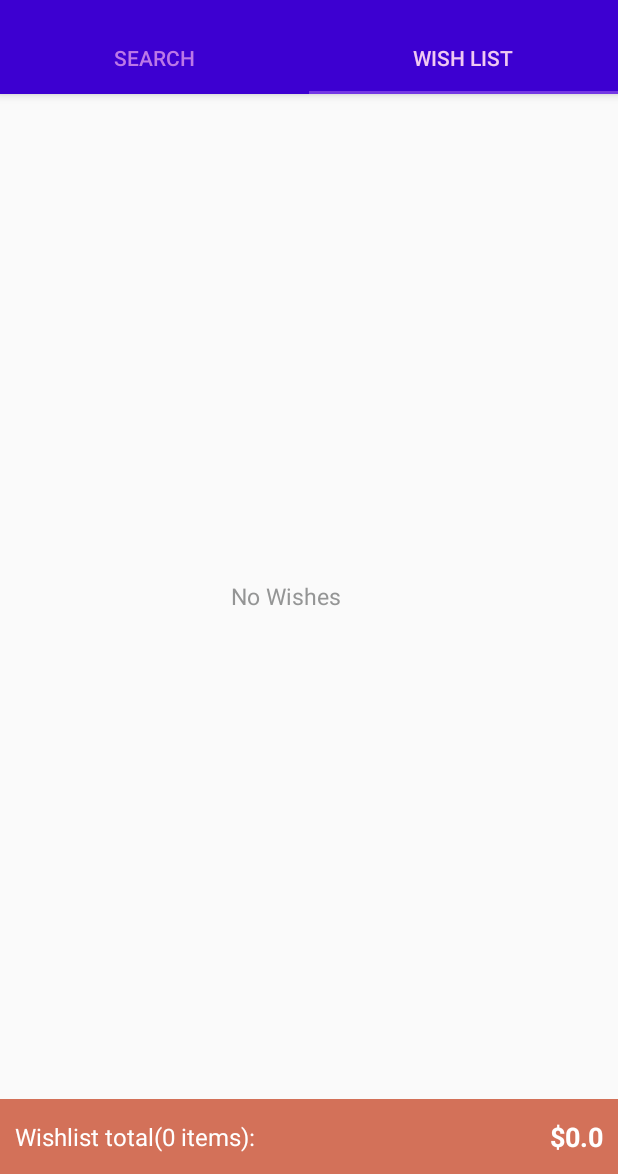
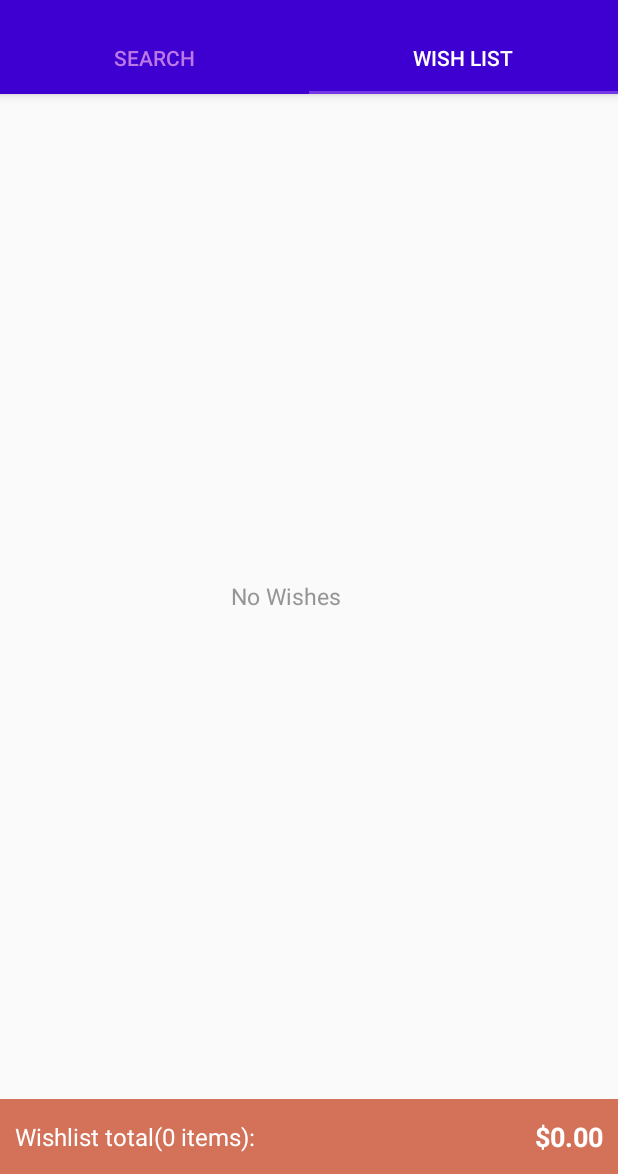
Before and after one commit to gyanesh94/USC_CSCI_571_Web_Technologies, an Android app: the screen it shows after launch (MainActivity), tab 2 chosen, on a phone screen of 412 x 824 dp, the part 62-1236 px from its top. Run offline under Robolectric (Android 15) with nearby library versions, the phone set to English and light mode, and no system bars; our stand-ins replace Volley; pictures from the network do not load.

Commit message:
updated order of ascending descending in Similar Tab Decreased margin between layout Changed tab selected color to white

```diff
--- a/Ebay-Product-Search-Android/android_app/app/src/main/java/edu/gyaneshm/ebay_product_search/data/WishListData.java
+++ b/Ebay-Product-Search-Android/android_app/app/src/main/java/edu/gyaneshm/ebay_product_search/data/WishListData.java
@@ -145,10 +145,10 @@ public class WishListData {
 
     private void showToast(String title, boolean added) {
         if (added) {
-            title = Utils.truncateString(title, 65);
+            title = Utils.truncateString(title, 45);
             title += " was added to wish list";
         } else {
-            title = Utils.truncateString(title, 60);
+            title = Utils.truncateString(title, 45);
             title += " was removed from wish list";
         }
 
--- a/Ebay-Product-Search-Android/android_app/app/src/main/java/edu/gyaneshm/ebay_product_search/fragments/SimilarProductFragment.java
+++ b/Ebay-Product-Search-Android/android_app/app/src/main/java/edu/gyaneshm/ebay_product_search/fragments/SimilarProductFragment.java
@@ -197,9 +197,9 @@ public class SimilarProductFragment extends Fragment {
 
         final int value;
         if (order == 0) {
+            value = -1;
+        } else {
             value = 1;
-        } else {
-            value = -1;
         }
 
         mSimilarProducts.sort(new Comparator<SimilarProductModel>() {
--- a/Ebay-Product-Search-Android/android_app/app/src/main/java/edu/gyaneshm/ebay_product_search/fragments/WishListFragment.java
+++ b/Ebay-Product-Search-Android/android_app/app/src/main/java/edu/gyaneshm/ebay_product_search/fragments/WishListFragment.java
@@ -13,6 +13,7 @@ import android.view.ViewGroup;
 import android.widget.TextView;
 
 import java.util.ArrayList;
+import java.util.Locale;
 
 import edu.gyaneshm.ebay_product_search.ProductDetailActivity;
 import edu.gyaneshm.ebay_product_search.R;
@@ -94,7 +95,7 @@ public class WishListFragment extends Fragment {
         for (int i = 0; i < wishList.size(); i++) {
             totalPrice += wishList.get(i).getPrice();
         }
-        mPriceTextView.setText(getString(R.string.price, Utils.formatPriceToString(totalPrice)));
+        mPriceTextView.setText(getString(R.string.price, String.format(Locale.getDefault(), "%.2f", totalPrice)));
         mTotalItemsTextView.setText(getString(R.string.wish_list_total_items, wishList.size()));
 
         if (wishList.size() == 0) {
--- a/Ebay-Product-Search-Android/android_app/app/src/main/res/values/arrays.xml
+++ b/Ebay-Product-Search-Android/android_app/app/src/main/res/values/arrays.xml
@@ -52,7 +52,7 @@
     </string-array>
 
     <string-array name="order">
+        <item>Ascending</item>
         <item>Descending</item>
-        <item>Ascending</item>
     </string-array>
 </resources>
--- a/Ebay-Product-Search-Android/android_app/app/src/main/res/values/colors.xml
+++ b/Ebay-Product-Search-Android/android_app/app/src/main/res/values/colors.xml
@@ -10,7 +10,7 @@
 
     <color name="shopping_icon_color">#FFC6373E</color>
 
-    <color name="tab_selected_color">#FFF0C9F2</color>
+    <color name="tab_selected_color">#FFFFFFFF</color>
     <color name="tab_normal_color">#FFBC78E7</color>
 
     <color name="search_results_total_items_text_color">@color/app_orange_accent</color>
--- a/Ebay-Product-Search-Android/android_app/app/src/main/res/values/dimens.xml
+++ b/Ebay-Product-Search-Android/android_app/app/src/main/res/values/dimens.xml
@@ -18,5 +18,5 @@
     <dimen name="section_heading_margin_start">5dp</dimen>
     <dimen name="section_heading_margin_top">@dimen/section_margin_top</dimen>
     <dimen name="section_body_margin_start">37dp</dimen>
-    <dimen name="section_body_margin_top">23dp</dimen>
+    <dimen name="section_body_margin_top">15dp</dimen>
 </resources>
```
Also changed, not shown: Ebay-Product-Search-Android/android_app/app/src/main/res/layout/shipping_fragment_layout.xml (+6 -5 lines).
